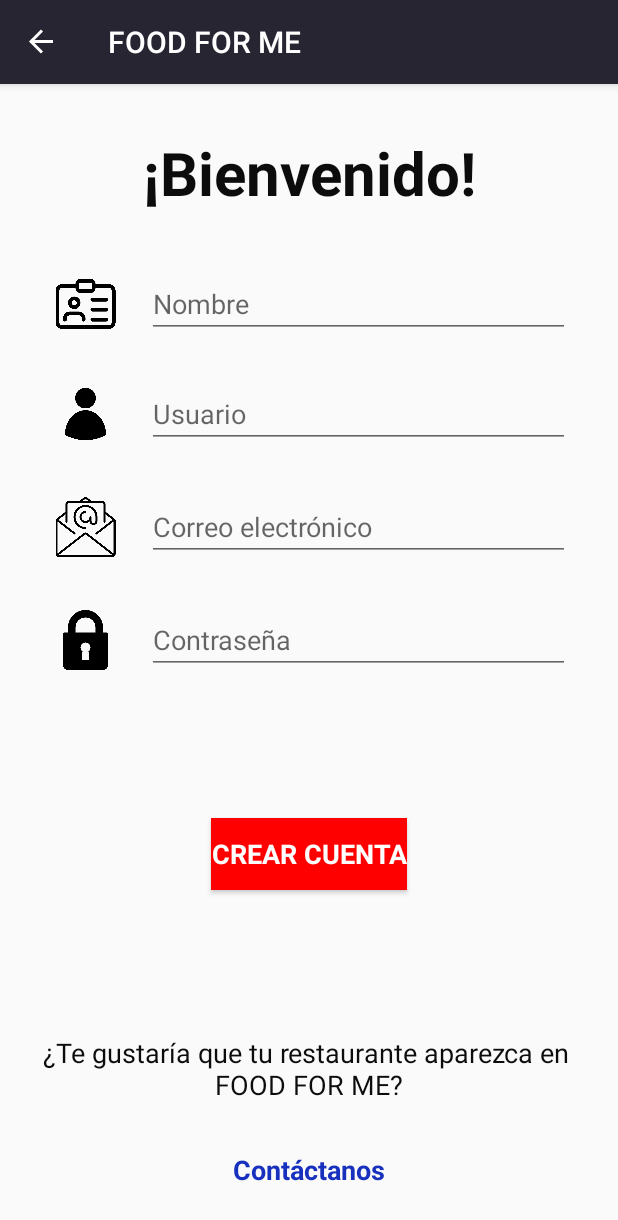
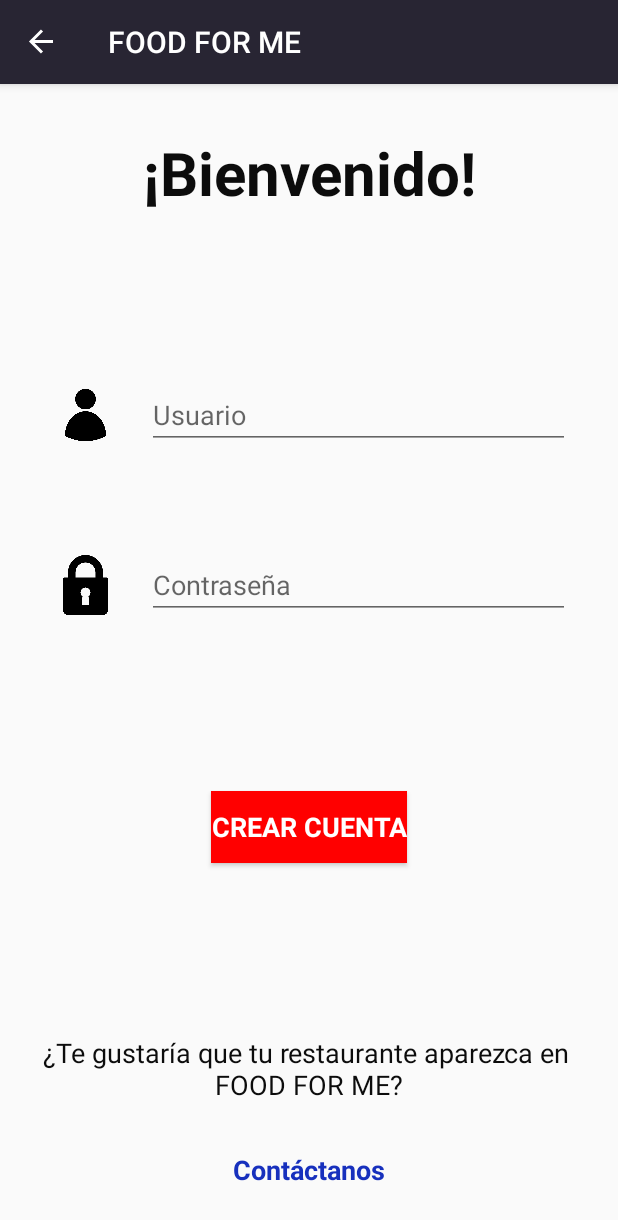
Before and after one commit to DiaZa13/PPM_PROYECTO, an Android app: the newAccountFragment screen opened through its navigation route, on a phone screen of 412 x 824 dp. Shown: the top 1220 px of the screen. Run offline under Robolectric (Android 15) with nearby library versions, the phone set to English and light mode, and no system bars; our stand-ins replace Firebase (no records; nobody signed in at launch, a user with empty details on screens opened directly), data binding, navigation-ui; Roboto replaces fonts that are not available here.

Commit message:
Registro de usuarios por correo y contraseña

```diff
--- a/app/build.gradle
+++ b/app/build.gradle
@@ -42,5 +42,6 @@
     androidTestImplementation 'androidx.test.espresso:espresso-core:3.2.0'
     implementation 'androidx.navigation:navigation-fragment-ktx:2.2.2'
     implementation 'androidx.navigation:navigation-ui-ktx:2.2.2'
-    implementation 'com.google.firebase:firebase-analytics:17.2.2'
+    implementation 'com.google.firebase:firebase-analytics:17.4.3'
+    implementation 'com.google.firebase:firebase-auth-ktx:19.3.1'
 }
--- a/app/src/main/java/com/example/foodforme/login/LoginViewModel.kt
+++ b/app/src/main/java/com/example/foodforme/login/LoginViewModel.kt
@@ -4,7 +4,6 @@
 import androidx.lifecycle.LiveData
 import androidx.lifecycle.MutableLiveData
 import androidx.lifecycle.ViewModel
-import kotlinx.coroutines.*
 
 class LoginViewModel (): ViewModel() {
 
@@ -16,12 +15,6 @@
         get() = _isUser
 
 
-    var usersIndex = 0
-        private set
-
-    private val viewModelJob = Job()
-    private val uiScope = CoroutineScope(Dispatchers.Main + viewModelJob)
-
 
 
 }
--- a/app/src/main/java/com/example/foodforme/newAccount/NewAccountViewModel.kt
+++ b/app/src/main/java/com/example/foodforme/newAccount/NewAccountViewModel.kt
@@ -1,18 +1,36 @@
 package com.example.foodforme.newAccount
 
+import android.util.Log
+import androidx.lifecycle.LiveData
 import androidx.lifecycle.MutableLiveData
 import androidx.lifecycle.ViewModel
+import com.google.firebase.auth.FirebaseAuth
 import kotlinx.coroutines.*
 
 class NewAccountViewModel(): ViewModel() {
 
-    val name = MutableLiveData<String>()
-    val userv = MutableLiveData<String>()
-    val email = MutableLiveData<String>()
+    val user = MutableLiveData<String>()
     val password = MutableLiveData<String>()
 
-    private val viewModelJob = Job()
-    private val uiScope = CoroutineScope(Dispatchers.Main + viewModelJob)
+    private val _newUser = MutableLiveData<Boolean>()
+    val newUser: LiveData<Boolean>
+        get() = _newUser
 
+    private val _error = MutableLiveData<String>()
+    val error: LiveData<String>
+        get() = _error
+
+    fun newAccount(){
+        FirebaseAuth.getInstance()
+            .createUserWithEmailAndPassword(user.value!!, password.value!!)
+            .addOnCompleteListener{
+               if(it.isSuccessful){
+                    _newUser.value = true
+               }else{
+                   _newUser.value = false
+                   Log.w("NewAccountViewModel", it.exception)
+               }
+            }
+    }
 
 }
--- a/app/src/main/res/layout/login_fragment.xml
+++ b/app/src/main/res/layout/login_fragment.xml
@@ -25,7 +25,7 @@
             android:layout_marginTop="32dp"
             android:layout_marginEnd="32dp"
             android:layout_marginRight="32dp"
-            android:hint="@string/user"
+            android:hint="@string/mail"
             android:inputType="textPersonName"
             android:text="@={viewModel.user}"
             app:layout_constraintEnd_toEndOf="parent"
@@ -80,8 +80,8 @@
         <Button
             android:id="@+id/btnStart"
             style="@style/RedButton"
-            android:layout_width="wrap_content"
-            android:layout_height="wrap_content"
+            android:layout_width="128dp"
+            android:layout_height="54dp"
             android:layout_marginTop="32dp"
             android:fontFamily="@font/amaranth"
             android:text="@string/log_in"
--- a/app/src/main/res/layout/new_account_fragment.xml
+++ b/app/src/main/res/layout/new_account_fragment.xml
@@ -36,7 +36,7 @@
             android:layout_height="wrap_content"
             android:layout_marginStart="16dp"
             android:layout_marginLeft="16dp"
-            android:layout_marginTop="30dp"
+            android:layout_marginTop="68dp"
             android:layout_marginEnd="32dp"
             android:layout_marginRight="32dp"
             android:hint="@string/password"
@@ -44,7 +44,7 @@
             android:text="@={viewModel.password}"
             app:layout_constraintEnd_toEndOf="parent"
             app:layout_constraintStart_toEndOf="@+id/password_img"
-            app:layout_constraintTop_toBottomOf="@+id/txtEmail" />
+            app:layout_constraintTop_toBottomOf="@+id/txtUser" />
 
         <ImageView
             android:id="@+id/password_img"
@@ -59,50 +59,21 @@
             app:layout_constraintTop_toTopOf="@+id/txtPassword" />
 
         <EditText
-            android:id="@+id/txtEmail"
-            style="@style/NormalText"
-            android:layout_width="0dp"
-            android:layout_height="wrap_content"
-            android:layout_marginStart="16dp"
-            android:layout_marginLeft="16dp"
-            android:layout_marginTop="30dp"
-            android:layout_marginEnd="32dp"
-            android:layout_marginRight="32dp"
-            android:hint="@string/mail"
-            android:inputType="textEmailAddress"
-            android:text="@={viewModel.email}"
-            app:layout_constraintEnd_toEndOf="parent"
-            app:layout_constraintStart_toEndOf="@+id/mail_img"
-            app:layout_constraintTop_toBottomOf="@+id/txtUser" />
-
-        <ImageView
-            android:id="@+id/mail_img"
-            android:layout_width="50dp"
-            android:layout_height="40dp"
-            android:layout_marginStart="32dp"
-            android:layout_marginLeft="32dp"
-            android:src="@mipmap/ic_mail"
-            app:layout_constraintBottom_toBottomOf="@+id/txtEmail"
-            app:layout_constraintEnd_toStartOf="@+id/txtEmail"
-            app:layout_constraintStart_toStartOf="parent"
-            app:layout_constraintTop_toTopOf="@+id/txtEmail" />
-
-        <EditText
             android:id="@+id/txtUser"
             style="@style/NormalText"
             android:layout_width="0dp"
             android:layout_height="wrap_content"
             android:layout_marginStart="16dp"
             android:layout_marginLeft="16dp"
-            android:layout_marginTop="28dp"
+            android:layout_marginTop="112dp"
             android:layout_marginEnd="32dp"
             android:layout_marginRight="32dp"
             android:hint="@string/user"
             android:inputType="textPersonName"
-            android:text="@={viewModel.userv}"
+            android:text="@={viewModel.user}"
             app:layout_constraintEnd_toEndOf="parent"
             app:layout_constraintStart_toEndOf="@+id/user_img"
-            app:layout_constraintTop_toBottomOf="@+id/txtName" />
+            app:layout_constraintTop_toBottomOf="@+id/title_text" />
 
         <ImageView
             android:id="@+id/user_img"
@@ -115,36 +86,6 @@
             app:layout_constraintEnd_toStartOf="@+id/txtUser"
             app:layout_constraintStart_toStartOf="parent"
             app:layout_constraintTop_toTopOf="@+id/txtUser" />
-
-        <ImageView
-            android:id="@+id/name_img"
-            android:layout_width="50dp"
-            android:layout_height="40dp"
-            android:layout_marginStart="32dp"
-            android:layout_marginLeft="32dp"
-            android:layout_marginEnd="16dp"
-            android:layout_marginRight="16dp"
-            android:src="@mipmap/ic_identification"
-            app:layout_constraintBottom_toBottomOf="@+id/txtName"
-            app:layout_constraintEnd_toStartOf="@+id/txtName"
-            app:layout_constraintStart_toStartOf="parent"
-            app:layout_constraintTop_toTopOf="@+id/txtName" />
-
-        <EditText
-            android:id="@+id/txtName"
-            style="@style/NormalText"
-            android:layout_width="0dp"
-            android:layout_height="wrap_content"
-            android:layout_marginEnd="32dp"
-            android:layout_marginRight="32dp"
-            android:hint="@string/name"
-            android:inputType="textPersonName"
-            android:text="@={viewModel.name}"
-            app:layout_constraintBottom_toBottomOf="parent"
-            app:layout_constraintEnd_toEndOf="parent"
-            app:layout_constraintStart_toEndOf="@+id/name_img"
-            app:layout_constraintTop_toBottomOf="@+id/title_text"
-            app:layout_constraintVertical_bias="0.060000002" />
 
         <TextView
             android:id="@+id/add_info_txt"
```
Also changed, not shown: app/src/main/java/com/example/foodforme/newAccount/newAccountFragment.kt (+36 -7 lines).
